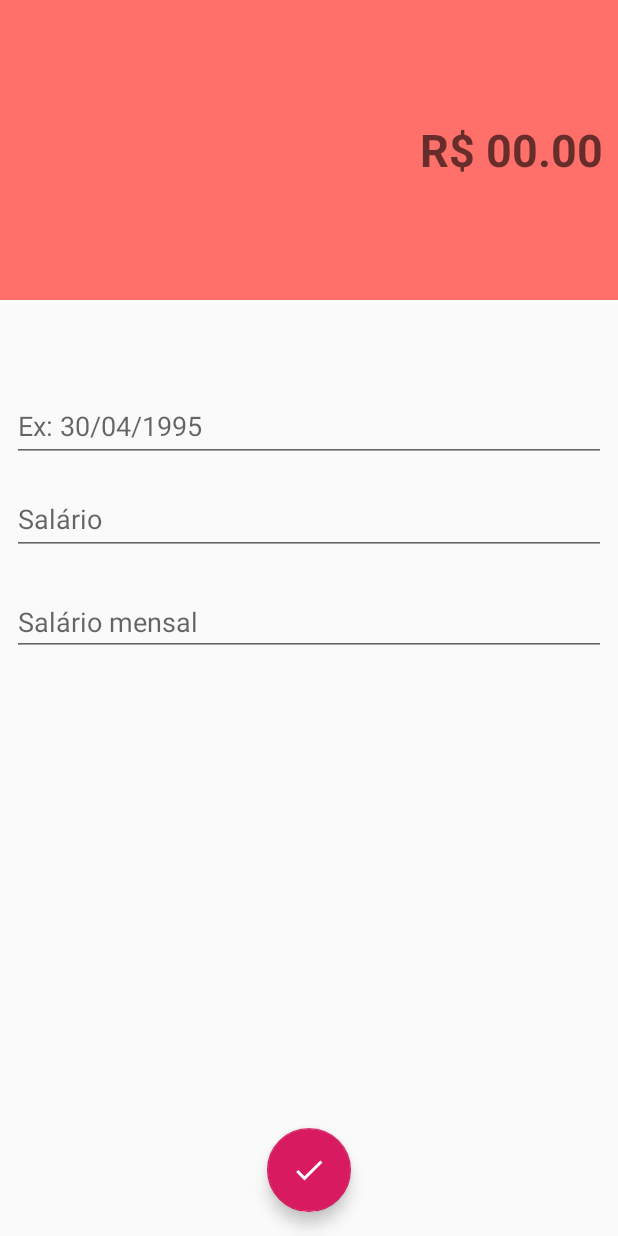
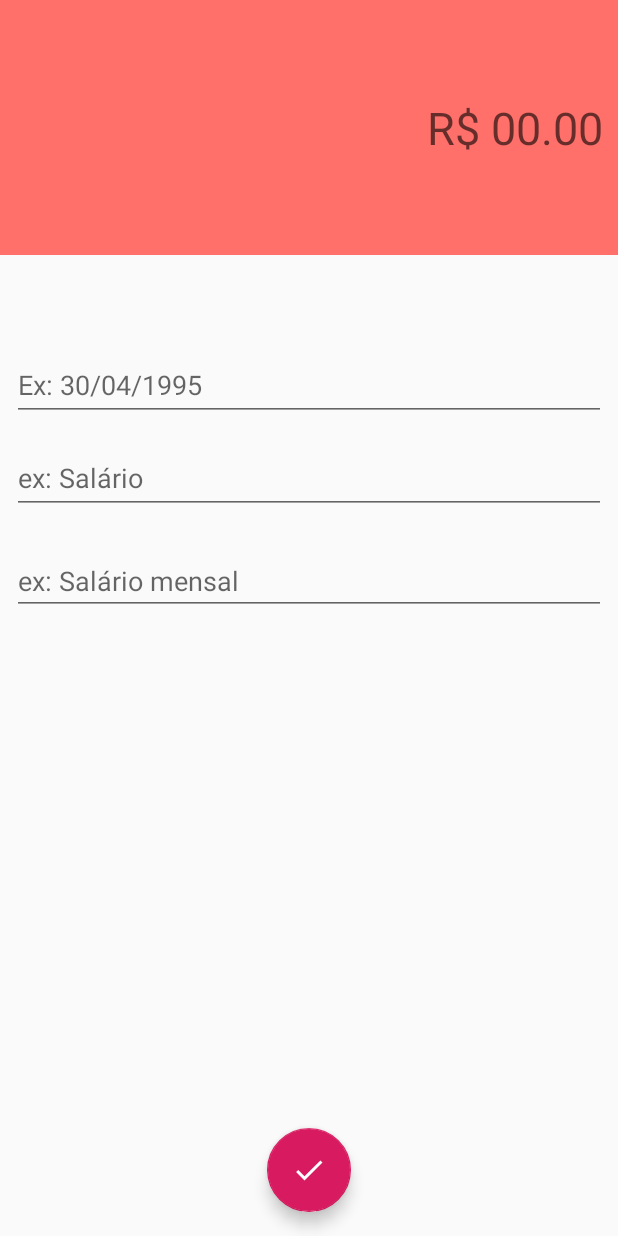
Before and after one commit to rodrigogus94/Sort, an Android app: the layout activity_despesas.xml on its own in the app's theme, with its tools: preview values and no code run, on a phone screen of 412 x 824 dp. Run offline under Robolectric (Android 15) with nearby library versions, the phone set to English and light mode, and no system bars.

Commit message:
Commit metodos de despesa

```diff
--- a/app/build.gradle
+++ b/app/build.gradle
@@ -33,7 +33,7 @@ dependencies {
     implementation 'com.google.firebase:firebase-core:16.0.4'
     implementation 'com.google.firebase:firebase-auth:16.0.5'
     implementation 'com.google.firebase:firebase-database:16.0.4'
-    implementation 'com.heinrichreimersoftware:material-intro:1.6.2'
+    implementation 'com.heinrichreimersoftware:material-intro:master-SNAPSHOT'
     implementation 'com.github.clans:fab:1.6.4'
     implementation 'com.google.android.material:material:1.0.0'
     testImplementation 'junit:junit:4.12'
--- a/app/src/main/java/com/example/sort/activity/CadastroActivity.java
+++ b/app/src/main/java/com/example/sort/activity/CadastroActivity.java
@@ -11,6 +11,7 @@ import android.widget.Toast;
 
 import com.example.sort.R;
 import com.example.sort.config.ConfiguracaoFireBase;
+import com.example.sort.helper.Base64Custom;
 import com.example.sort.model.Usuario;
 import com.google.android.gms.tasks.OnCompleteListener;
 import com.google.android.gms.tasks.Task;
@@ -83,6 +84,9 @@ public class CadastroActivity extends AppCompatActivity {
             public void onComplete(@NonNull Task<AuthResult> task) {
                 if ( task.isSuccessful() ){
 
+                    String idUsuario = Base64Custom.codificaBase64(usuario.getEmail());
+                    usuario.setIdUsuario(idUsuario);
+                    usuario.salvar();
                     finish();
 
                 }else {
--- a/app/src/main/java/com/example/sort/activity/MainActivity.java
+++ b/app/src/main/java/com/example/sort/activity/MainActivity.java
@@ -85,7 +85,7 @@ public class MainActivity extends IntroActivity {
 
     public void verificarUsuarioLogado(){
         autenticacao = ConfiguracaoFireBase.getFirebaseAutenticacao();
-
+        //autenticacao.signOut();
         if(autenticacao.getCurrentUser() != null){
             abrirTelaPrincipal();
         }
--- a/app/src/main/res/layout/activity_despesas.xml
+++ b/app/src/main/res/layout/activity_despesas.xml
@@ -10,7 +10,7 @@
     <LinearLayout
         android:id="@+id/linearLayout3"
         android:layout_width="match_parent"
-        android:layout_height="200dp"
+        android:layout_height="170dp"
         android:background="@color/colorPrimaryDespesa"
         android:gravity="center"
         android:orientation="vertical"
@@ -23,18 +23,17 @@
         app:layout_constraintVertical_bias="0.0">
 
         <EditText
-            android:id="@+id/editText"
+            android:id="@+id/editValor"
             android:layout_width="match_parent"
             android:layout_height="wrap_content"
             android:background="@android:color/transparent"
             android:ems="10"
+            android:gravity="end"
             android:hint="R$ 00.00"
             android:inputType="numberDecimal"
             android:textAlignment="textEnd"
             android:textColor="@android:color/white"
-            android:textSize="30sp"
-            android:textStyle="bold"
-            android:gravity="end" />
+            android:textSize="30sp" />
     </LinearLayout>
 
     <com.google.android.material.textfield.TextInputLayout
@@ -54,6 +53,7 @@
         app:layout_constraintVertical_bias="0.07999998">
 
         <com.google.android.material.textfield.TextInputEditText
+            android:id="@+id/editData"
             android:layout_width="match_parent"
             android:layout_height="wrap_content"
             android:hint="Ex: 30/04/1995"
@@ -76,10 +76,11 @@
         app:layout_constraintVertical_bias="0.0">
 
         <com.google.android.material.textfield.TextInputEditText
+            android:id="@+id/editCategoria"
             android:layout_width="match_parent"
             android:layout_height="wrap_content"
-            android:hint="Salário"
-            android:inputType="number|numberDecimal" />
+            android:hint="ex: Salário"
+            android:inputType="text" />
     </com.google.android.material.textfield.TextInputLayout>
 
     <com.google.android.material.textfield.TextInputLayout
@@ -98,14 +99,15 @@
         app:layout_constraintVertical_bias="0.0">
 
         <com.google.android.material.textfield.TextInputEditText
+            android:id="@+id/editDescricao"
             android:layout_width="match_parent"
             android:layout_height="wrap_content"
-            android:hint="Salário mensal"
-            android:inputType="numberDecimal" />
+            android:hint="ex: Salário mensal"
+            android:inputType="text" />
     </com.google.android.material.textfield.TextInputLayout>
 
     <com.google.android.material.floatingactionbutton.FloatingActionButton
-        android:id="@+id/floatingActionButton"
+        android:id="@+id/fabSalvar"
         android:layout_width="wrap_content"
         android:layout_height="wrap_content"
         android:layout_marginBottom="16dp"
@@ -113,6 +115,7 @@
         app:layout_constraintBottom_toBottomOf="parent"
         app:layout_constraintEnd_toEndOf="parent"
         app:layout_constraintStart_toStartOf="parent"
-        app:srcCompat="@drawable/ic_check_white_24dp" />
+        app:srcCompat="@drawable/ic_check_white_24dp"
+        android:onClick="salvarDespesa"/>
 
 </androidx.constraintlayout.widget.ConstraintLayout>
```
Also changed, not shown: app/src/main/java/com/example/sort/activity/DespesasActivity.java (+129 -0 lines), app/src/main/java/com/example/sort/config/ConfiguracaoFireBase.java (+13 -0 lines), app/src/main/java/com/example/sort/helper/Base64Custom.java (added, +14 -0 lines), app/src/main/java/com/example/sort/helper/DataCustom.java (added, +27 -0 lines), app/src/main/java/com/example/sort/model/Movimentacao.java (added, +80 -0 lines), app/src/main/java/com/example/sort/model/Usuario.java (+41 -0 lines), app/src/main/res/layout/activity_receitas.xml (+9 -10 lines), 1 other file.
